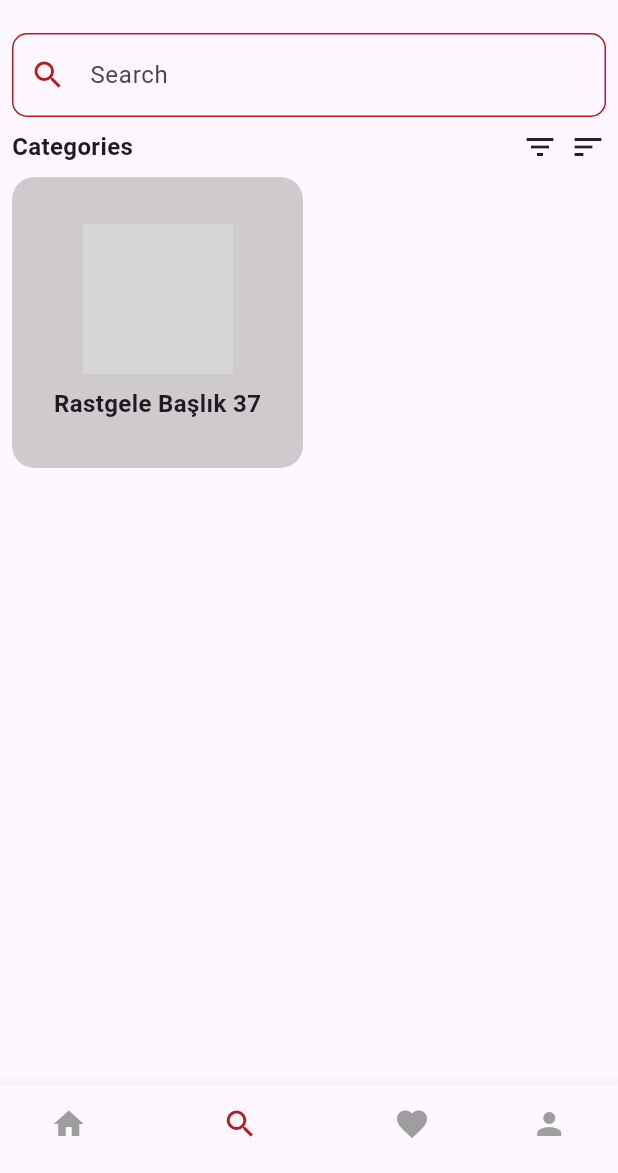
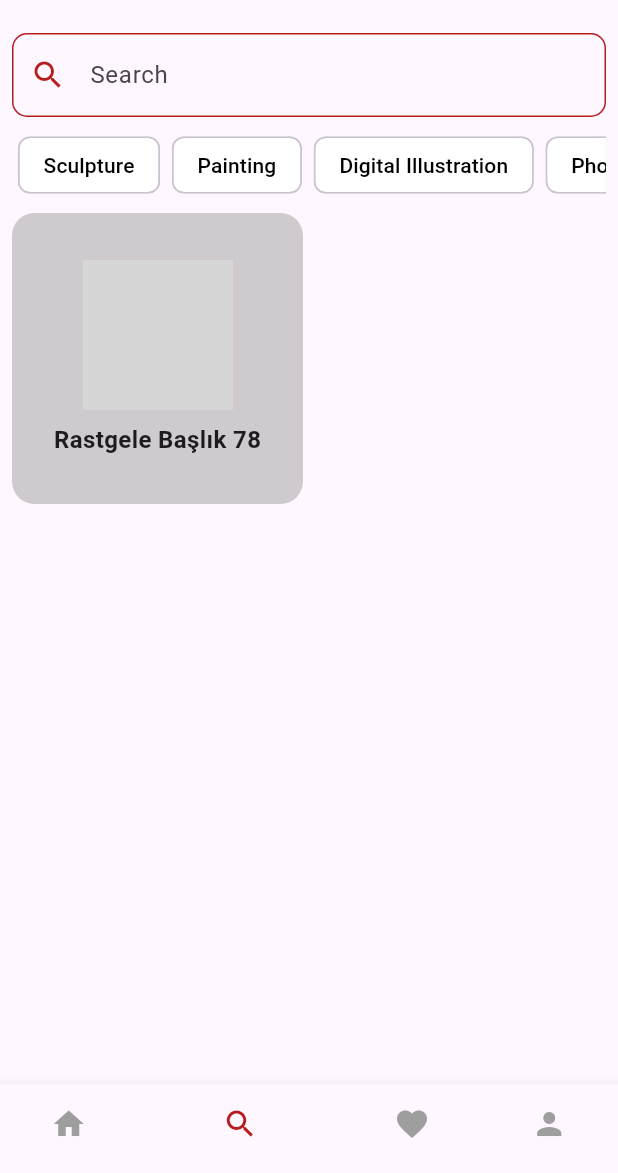
Before and after one commit to Erdal-Tanirkut/OUABootcampFlutter11, a Flutter app: the screen it shows after launch, after a tap on "Sign In", on a phone screen of 412 x 824 dp, the part 63-1236 px from its top. Run offline on Flutter 3.47's test engine with Material 3 defaults, Android fonts, the phone set to English and light mode, and no system bars; our stand-ins replace cloud_firestore, firebase_core, youtube_player_flutter; accounts and stored records are empty; network calls fail; grey boxes are pictures that could not be loaded.

Commit message:
explore page filtreleme ve atama çubuğu etkinleştirildi

```diff
--- a/lib/logger.dart
+++ b/lib/logger.dart
@@ -8,6 +8,15 @@
 class FirebaseService {
   final CollectionReference postsCollection =
   FirebaseFirestore.instance.collection('posts'); // Replace with your collection name
+
+  // List of predefined tags
+  final List<Tag> predefinedTags = [
+    Tag(tagId: 'Sculpture', postIds: []),
+    Tag(tagId: 'Painting', postIds: []),
+    Tag(tagId: 'Digital Illustration', postIds: []),
+    Tag(tagId: 'portre', postIds: []),
+    // Add more tags as needed
+  ];
 
   // Write a Post to Firestore
   Future<void> writePost(Post post) async {
@@ -47,12 +56,15 @@
     final random = Random();
     final postId = 'post_${random.nextInt(1000)}'; // Random post ID
 
+    // Select a random tag from the predefined tags
+    final randomTag = predefinedTags[random.nextInt(predefinedTags.length)];
+
     // Create a random post
     final post = Post(
       postId: postId,
       title: 'Rastgele Başlık ${random.nextInt(100)}',
       description: 'Bu rastgele bir içeriğe sahip bir post.',
-      tagId: Tag(tagId: 'tag_${random.nextInt(10)}'),
+      tagId: randomTag,
       storageId: 'storage_${random.nextInt(1000)}',
       youtubeVideoLink: 'https://www.youtube.com/shorts/XGdIpgQOSNc',
       likeCount: random.nextInt(100),
--- a/lib/models/post.dart
+++ b/lib/models/post.dart
@@ -1,5 +1,4 @@
 import 'package:muse/models/tag.dart';
-
 import 'image.dart';
 
 class Post {
@@ -24,7 +23,6 @@
   });
 
   factory Post.fromJson(Map<String, dynamic> json) {
-    // Validate required fields
     if (json['postId'] == null ||
         json['title'] == null ||
         json['description'] == null ||
@@ -35,10 +33,7 @@
       throw ArgumentError('Missing required fields in JSON');
     }
 
-    // Handle nested object (Tag)
     final tag = Tag.fromJson(json['tagId'] as Map<String, dynamic>);
-
-    // Handle potential nested object (Image) - Assuming Image has fromJson
     final image = Image.fromJson(json['image'] as Map<String, dynamic>);
 
     return Post(
@@ -57,10 +52,10 @@
     'postId': postId,
     'title': title,
     'description': description,
-    'tagId': tagId.toJson(), // Call toJson on nested Tag
+    'tagId': tagId.toJson(),
     'storageId': storageId,
     'youtubeVideoLink': youtubeVideoLink,
     'likeCount': likeCount,
-    'image': image.toJson(), // Call toJson on nested Image (assuming available)
+    'image': image.toJson(),
   };
 }
--- a/lib/views/explore/explore_view.dart
+++ b/lib/views/explore/explore_view.dart
@@ -6,6 +6,8 @@
 import 'explore_viewmodel.dart';
 
 class ExplorePage extends StatelessWidget {
+  final List<String> categories = ['Sculpture', 'Painting', 'Digital Illustration', 'Photography', 'Mixed Media', 'Drawing', 'Printmaking', 'Ceramics'];
+
   @override
   Widget build(BuildContext context) {
     return ChangeNotifierProvider(
@@ -22,7 +24,7 @@
                 Padding(
                   padding: const EdgeInsets.all(8.0),
                   child: TextField(
-                    controller: viewModel.state.searchController,
+                    controller: viewModel.searchController,
                     onChanged: (value) {
                       viewModel.updateSearchQuery(value);
                     },
@@ -52,21 +54,28 @@
                 ),
                 Padding(
                   padding: const EdgeInsets.symmetric(horizontal: 8.0),
-                  child: Row(
-                    mainAxisAlignment: MainAxisAlignment.spaceBetween,
-                    children: [
-                      Text(
-                        'Categories',
-                        style: TextStyle(fontSize: 16, fontWeight: FontWeight.bold),
-                      ),
-                      Row(
-                        children: [
-                          Icon(Icons.filter_list),
-                          SizedBox(width: 8),
-                          Icon(Icons.sort),
-                        ],
-                      ),
-                    ],
+                  child: SingleChildScrollView(
+                    scrollDirection: Axis.horizontal,
+                    child: Row(
+                      children: categories.map((category) {
+                        final isSelected = viewModel.selectedCategories.contains(category);
+                        return Padding(
+                          padding: const EdgeInsets.symmetric(horizontal: 4.0),
+                          child: ChoiceChip(
+                            label: Text(category),
+                            selected: isSelected,
+                            onSelected: (_) {
+                              viewModel.updateSelectedCategory(category);
+                            },
+                            selectedColor: Colors.red.shade900,
+                            backgroundColor: Colors.white,
+                            labelStyle: TextStyle(
+                              color: isSelected ? Colors.white : Colors.black,
+                            ),
+                          ),
+                        );
+                      }).toList(),
+                    ),
                   ),
                 ),
                 Expanded(
@@ -74,7 +83,7 @@
                     stream: FirebaseDao().readAllPosts(),
                     builder: (context, snapshot) {
                       if (snapshot.hasData) {
-                        final posts = snapshot.data!;
+                        final posts = viewModel.filterPosts(snapshot.data!);
                         return GridView.builder(
                           padding: const EdgeInsets.all(8.0),
                           gridDelegate: SliverGridDelegateWithFixedCrossAxisCount(
@@ -91,6 +100,7 @@
                                   context: context,
                                   isScrollControlled: true,
                                   builder: (BuildContext context) {
+                                    print(post.tagId);
                                     return ArtworkDetailPage(post: post);
                                   },
                                 );
--- a/lib/views/explore/explore_viewmodel.dart
+++ b/lib/views/explore/explore_viewmodel.dart
@@ -1,43 +1,35 @@
 import 'package:flutter/material.dart';
-import 'package:muse/firebase_dao.dart';
-import 'package:muse/models/post.dart';
-import 'explore_state.dart';
+import '../../models/post.dart';
 
-class ExploreViewModel extends ChangeNotifier {
-  final FirebaseDao _firebaseDao = FirebaseDao();
-  ExploreViewModelState _state;
+class ExploreViewModel with ChangeNotifier {
+  TextEditingController searchController = TextEditingController();
+  String _searchQuery = '';
+  List<String> _selectedCategories = [];
 
-  ExploreViewModel()
-      : _state = ExploreViewModelState(
-    searchController: TextEditingController(),
-    searchQuery: '',
-  );
-
-  ExploreViewModelState get state => _state;
+  String get searchQuery => _searchQuery;
+  List<String> get selectedCategories => _selectedCategories;
 
   void updateSearchQuery(String query) {
-    _state = ExploreViewModelState(
-      searchController: _state.searchController,
-      searchQuery: query,
-      posts: _state.posts,
-    );
+    _searchQuery = query;
     notifyListeners();
   }
 
-  void fetchPosts() {
-    _firebaseDao.readAllPosts().listen((posts) {
-      _state = ExploreViewModelState(
-        searchController: _state.searchController,
-        searchQuery: _state.searchQuery,
-        posts: posts,
-      );
-      notifyListeners();
-    });
+  void updateSelectedCategory(String category) {
+    if (_selectedCategories.contains(category)) {
+      _selectedCategories.remove(category); // Deselect category if it's already selected
+    } else {
+      _selectedCategories.add(category); // Select new category
+    }
+    notifyListeners();
   }
 
-  @override
-  void dispose() {
-    _state.searchController.dispose();
-    super.dispose();
+  List<Post> filterPosts(List<Post> posts) {
+    if (_searchQuery.isNotEmpty) {
+      posts = posts.where((post) => post.title.contains(_searchQuery)).toList();
+    }
+    if (_selectedCategories.isNotEmpty) {
+      posts = posts.where((post) => _selectedCategories.contains(post.tagId.tagId)).toList();
+    }
+    return posts;
   }
 }
```
Also changed, not shown: lib/views/detail/detail_view.dart (+9 -3 lines).
